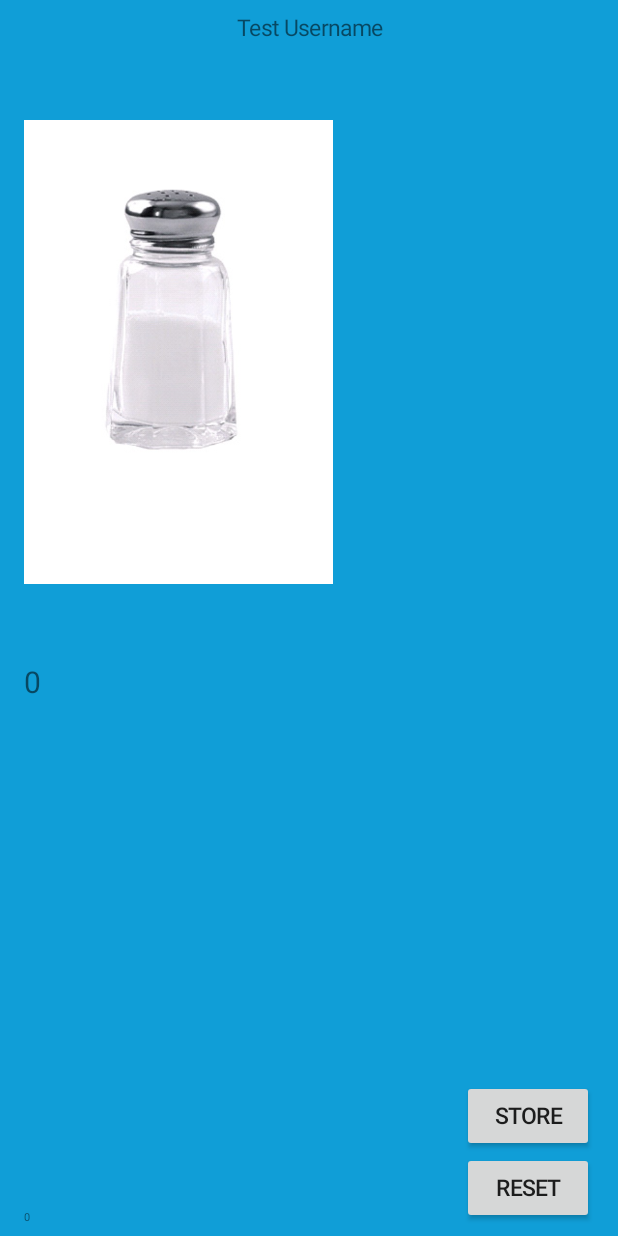
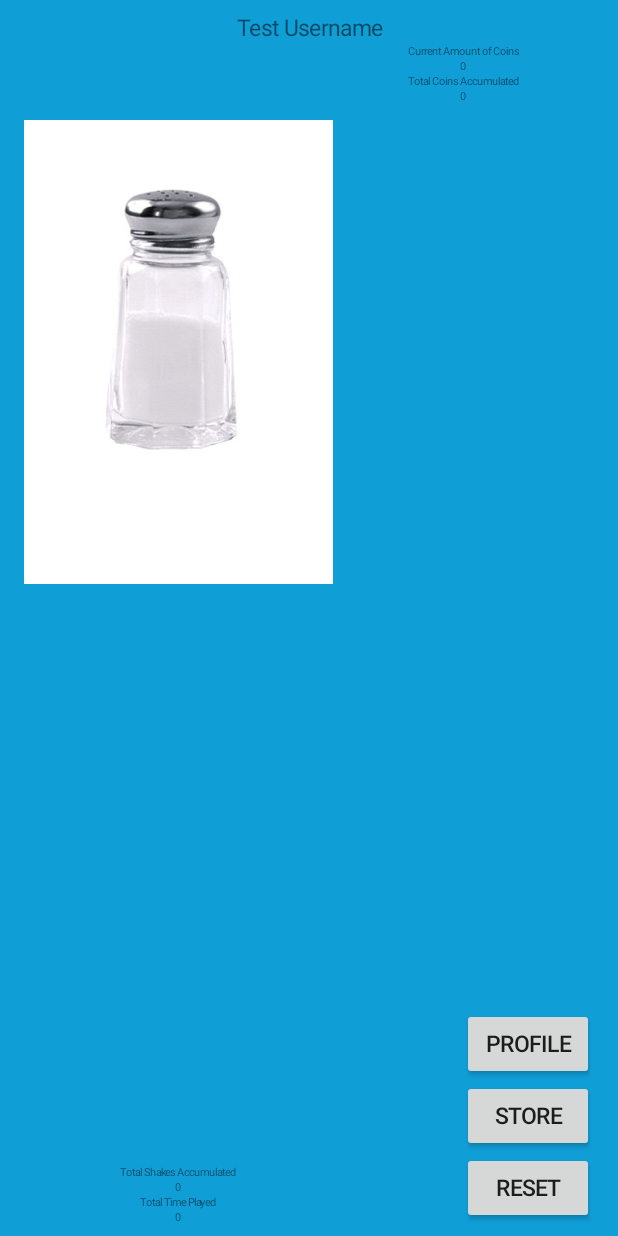
Before and after one commit to nathanielballinger/ShakeTilYouDrop, an Android app: the screen it shows after launch (MainActivity), on a phone screen of 412 x 824 dp. Run offline under Robolectric (Android 15) with nearby library versions, the phone set to English and light mode, and no system bars.

Commit message:
Added more UI elements to main game page

```diff
--- a/ShakeTilYouDrop/app/src/main/java/nb8384/cs371m/shaketilyoudrop/MainGameUI.java
+++ b/ShakeTilYouDrop/app/src/main/java/nb8384/cs371m/shaketilyoudrop/MainGameUI.java
@@ -31,9 +31,10 @@ public class MainGameUI
     private ActivityLauncherListener activityLauncherListener;
     private ControllerListener controllerListener;
 
-    private TextView userText, timeText, numShakesText;
+    private TextView userText, timeText, numShakesText, timeStaticText, numShakesStaticText;
+    private TextView currCoinsStaticText, currCoinsText, totalCoinsStaticText, totalCoinsText;
     private ImageView shaker;
-    private Button reset, store;
+    private Button reset, store, profile;
     private DisplayMetrics dimensions;
 
     public MainGameUI(AppCompatActivity activity) {
@@ -47,11 +48,19 @@ public class MainGameUI
         userText = (TextView) activity.findViewById(R.id.userText);
         timeText = (TextView) activity.findViewById(R.id.timeText);
         numShakesText = (TextView) activity.findViewById(R.id.numShakesText);
+        timeStaticText = (TextView) activity.findViewById(R.id.timeStaticText);
+        numShakesStaticText = (TextView) activity.findViewById(R.id.numShakesStaticText);
+
+        currCoinsStaticText = (TextView) activity.findViewById(R.id.currCoinsStaticText);
+        currCoinsText = (TextView) activity.findViewById(R.id.currCoinsText);
+        totalCoinsStaticText = (TextView) activity.findViewById(R.id.totalCoinsStaticText);
+        totalCoinsText = (TextView) activity.findViewById(R.id.totalCoinsText);
 
         shaker = (ImageView) activity.findViewById(R.id.shakerView);
 
         reset = (Button) activity.findViewById(R.id.resetButton);
         store = (Button) activity.findViewById(R.id.storeButton);
+        profile = (Button) activity.findViewById(R.id.profileButton);
     }
 
     private void initViewValues(AppCompatActivity activity) {
@@ -71,8 +80,17 @@ public class MainGameUI
 
         reset.setTextSize(TypedValue.COMPLEX_UNIT_SP, userSize);
         store.setTextSize(TypedValue.COMPLEX_UNIT_SP, userSize);
+        profile.setTextSize(TypedValue.COMPLEX_UNIT_SP, userSize);
+
 
         timeText.setTextSize(TypedValue.COMPLEX_UNIT_SP, userSize/2);
+        numShakesText.setTextSize(TypedValue.COMPLEX_UNIT_SP, userSize/2);
+        timeStaticText.setTextSize(TypedValue.COMPLEX_UNIT_SP, userSize/2);
+        numShakesStaticText.setTextSize(TypedValue.COMPLEX_UNIT_SP, userSize/2);
+        currCoinsStaticText.setTextSize(TypedValue.COMPLEX_UNIT_SP, userSize/2);
+        currCoinsText.setTextSize(TypedValue.COMPLEX_UNIT_SP, userSize/2);
+        totalCoinsStaticText.setTextSize(TypedValue.COMPLEX_UNIT_SP, userSize/2);
+        totalCoinsText.setTextSize(TypedValue.COMPLEX_UNIT_SP, userSize/2);
     }
 
     private void setViewListeners(AppCompatActivity activity) {
@@ -88,7 +106,12 @@ public class MainGameUI
                 activityLauncherListener.launchActivity(StoreActivity.class);
             }
         });
+        profile.setOnClickListener(new View.OnClickListener() {
+            @Override
+            public void onClick(View v) {
 
+            }
+        });
 
     }
 
--- a/ShakeTilYouDrop/app/src/main/res/layout/activity_main.xml
+++ b/ShakeTilYouDrop/app/src/main/res/layout/activity_main.xml
@@ -30,14 +30,6 @@
         android:layout_alignParentStart="true"
         android:layout_below="@+id/userText"/>
 
-    <TextView
-        android:text="TextView"
-        android:layout_width="wrap_content"
-        android:layout_height="wrap_content"
-        android:id="@+id/numShakesText"
-        android:textSize="20dp"
-        android:layout_below="@id/shakerView"/>
-
     <Button
         android:layout_width="wrap_content"
         android:layout_height="wrap_content"
@@ -45,7 +37,7 @@
         android:layout_alignParentBottom="true"
         android:id="@+id/resetButton"
         android:text="RESET"
-        android:textSize="20dp"/>
+        android:textSize="20sp"/>
 
     <Button
         android:layout_width="wrap_content"
@@ -54,16 +46,104 @@
         android:layout_above="@+id/resetButton"
         android:id="@+id/storeButton"
         android:text="STORE"
-        android:textSize="20dp"/>
+        android:textSize="20sp"/>
+
+    <Button
+        android:layout_width="wrap_content"
+        android:layout_height="wrap_content"
+        android:layout_alignParentRight="true"
+        android:layout_above="@+id/storeButton"
+        android:id="@+id/profileButton"
+        android:text="PROFILE"
+        android:textSize="20sp"/>
 
     <TextView
         android:layout_width="wrap_content"
         android:layout_height="wrap_content"
         android:layout_alignParentLeft="true"
         android:layout_alignParentBottom="true"
+        android:layout_alignRight="@+id/shakerView"
         android:id="@+id/timeText"
+        android:text="0"
+        android:textSize="20sp"
+        android:textAlignment="center"/>
+
+    <TextView
+        android:layout_width="wrap_content"
+        android:layout_height="wrap_content"
+        android:layout_alignParentLeft="true"
+        android:layout_above="@+id/timeText"
+        android:layout_alignRight="@+id/shakerView"
+        android:id="@+id/timeStaticText"
         android:text="Total Time Played"
-        android:textSize="20dp"/>
+        android:textSize="20sp"
+        android:textAlignment="center"/>
+
+    <TextView
+        android:text="TextView"
+        android:layout_width="wrap_content"
+        android:layout_height="wrap_content"
+        android:layout_alignParentLeft="true"
+        android:layout_above="@id/timeStaticText"
+        android:layout_alignRight="@+id/shakerView"
+        android:id="@+id/numShakesText"
+        android:textSize="20sp"
+        android:textAlignment="center"/>
+
+    <TextView
+        android:layout_width="wrap_content"
+        android:layout_height="wrap_content"
+        android:layout_alignParentLeft="true"
+        android:layout_above="@+id/numShakesText"
+        android:layout_alignRight="@+id/shakerView"
+        android:id="@+id/numShakesStaticText"
+        android:text="Total Shakes Accumulated"
+        android:textSize="20sp"
+        android:textAlignment="center"/>
+
+    <TextView
+        android:layout_width="wrap_content"
+        android:layout_height="wrap_content"
+        android:layout_alignParentRight="true"
+        android:layout_toRightOf="@+id/shakerView"
+        android:layout_alignTop="@+id/shakerView"
+        android:id="@+id/currCoinsStaticText"
+        android:text="Current Amount of Coins"
+        android:textSize="20sp"
+        android:textAlignment="center"/>
+
+    <TextView
+        android:layout_width="wrap_content"
+        android:layout_height="wrap_content"
+        android:layout_alignParentRight="true"
+        android:layout_toRightOf="@+id/shakerView"
+        android:layout_below="@+id/currCoinsStaticText"
+        android:id="@+id/currCoinsText"
+        android:text="0"
+        android:textSize="20sp"
+        android:textAlignment="center"/>
+
+    <TextView
+        android:layout_width="wrap_content"
+        android:layout_height="wrap_content"
+        android:layout_alignParentRight="true"
+        android:layout_toRightOf="@+id/shakerView"
+        android:layout_below="@+id/currCoinsText"
+        android:id="@+id/totalCoinsStaticText"
+        android:text="Total Coins Accumulated"
+        android:textSize="20sp"
+        android:textAlignment="center"/>
+
+    <TextView
+        android:layout_width="wrap_content"
+        android:layout_height="wrap_content"
+        android:layout_alignParentRight="true"
+        android:layout_toRightOf="@+id/shakerView"
+        android:layout_below="@+id/totalCoinsStaticText"
+        android:id="@+id/totalCoinsText"
+        android:text="0"
+        android:textSize="20sp"
+        android:textAlignment="center"/>
 
 
 </RelativeLayout>
```
